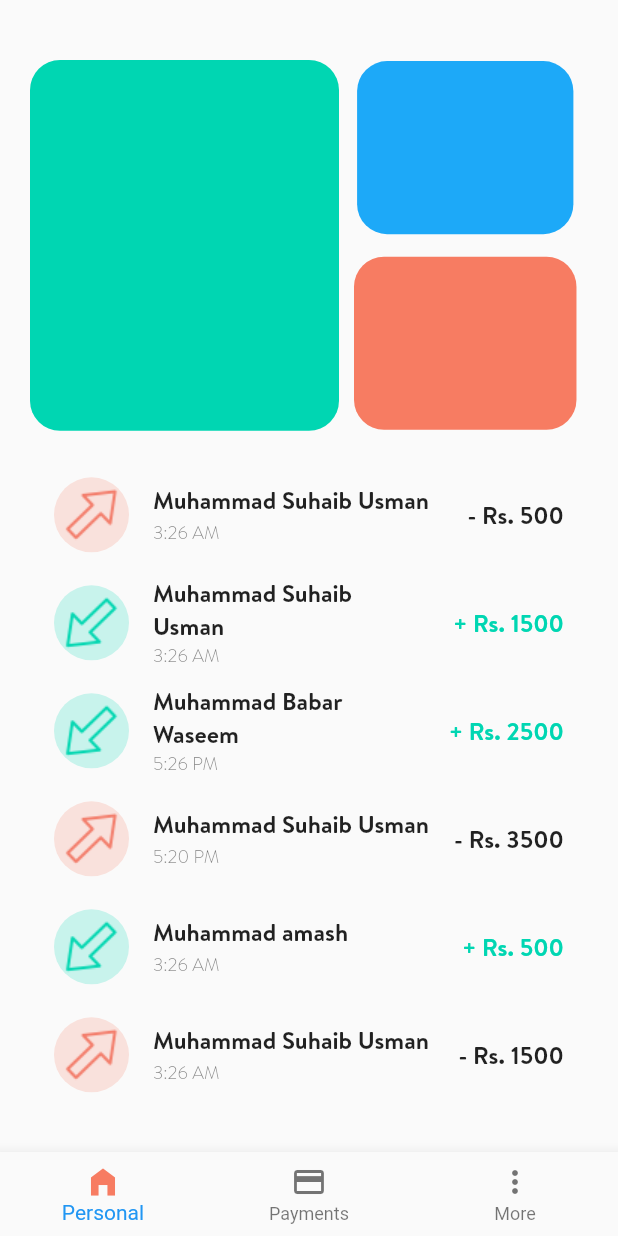
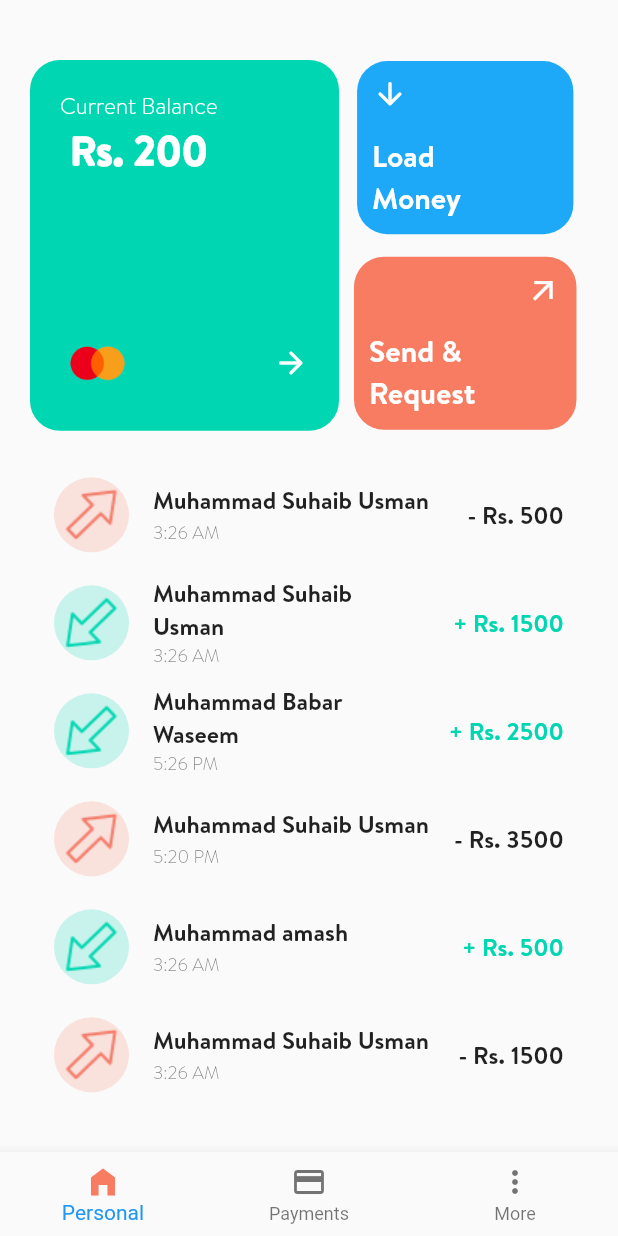
Before and after one commit to Suhaibusman/Sadapay-Clone, a Flutter app: the screen it shows after launch, on a phone screen of 412 x 824 dp. Run offline on Flutter 3.47's test engine with Material 2 defaults, Android fonts, the phone set to English and light mode, and no system bars.

Commit message:
sadapay clone

```diff
--- a/lib/screens/payment/mobiletopup/widget/enteramount.dart
+++ b/lib/screens/payment/mobiletopup/widget/enteramount.dart
@@ -61,6 +61,7 @@ accountbalancecheck(){
         return Text('Amount of Rs. ${enteramount.text} has been added.');
       }
   } catch (e) {
+    // ignore: avoid_print
     print(e);
   }
 
--- a/lib/screens/personal/widgets/topcontainers.dart
+++ b/lib/screens/personal/widgets/topcontainers.dart
@@ -1,5 +1,6 @@
 import 'package:flutter/material.dart';
 import 'package:sadapayclone/constants/colors.dart';
+import 'package:sadapayclone/data/amount.dart';
 
 class TopContainer extends StatefulWidget {
   const TopContainer({super.key});
@@ -20,6 +21,40 @@ class _TopContainerState extends State<TopContainer> {
                       color: MyColors.greenColor,
                       borderRadius: BorderRadius.circular(20)
                     ),
+                    child: Padding(
+                      padding: const EdgeInsets.all(20),
+                      child: Column(
+                        crossAxisAlignment: CrossAxisAlignment.start,
+                        mainAxisAlignment: MainAxisAlignment.spaceBetween,
+                        children: [
+                        SizedBox(child: Column(
+                          children: [
+                              const Text("Current Balance", style:  TextStyle(
+                                                fontFamily: "Brandon" ,
+                                                fontSize: 15,
+                                                fontWeight: FontWeight.w200,
+                                                color: Colors.white
+                                              )),
+                           Text("Rs. ${accountBalance.toString()}", style:  const TextStyle(
+                                                fontFamily: "Brandon" ,
+                                                fontSize: 27,
+                                                fontWeight: FontWeight.bold,
+                                                color: Colors.white
+                                              )),
+                          ],
+                        ),),
+
+                       Row(
+                        mainAxisAlignment: MainAxisAlignment.spaceBetween,
+                              children: [
+                                Image.asset("assets/images/mastercardicon.png" ,height: 50 ,width: 50,),
+                                 const Icon(Icons.arrow_forward_rounded ,color: Colors.white,),
+                              ],
+                            )
+
+                        ],
+                      ),
+                    ),
                   ),
                   Padding(
                     padding: const EdgeInsets.only(left: 10),
@@ -31,7 +66,28 @@ class _TopContainerState extends State<TopContainer> {
                       width: MediaQuery.sizeOf(context).width*0.35,
                       decoration: BoxDecoration(
                         color: MyColors.blueColor,
-                        borderRadius: BorderRadius.circular(20)
+                        borderRadius: BorderRadius.circular(20) ,
+
+                      ),
+                      child:  Padding(
+                        padding: const EdgeInsets.all(10),
+                        child: Column(
+                          crossAxisAlignment: CrossAxisAlignment.start,
+                          mainAxisAlignment: MainAxisAlignment.spaceBetween,
+                          children: [
+                           const Icon(Icons.arrow_downward_rounded ,color: Colors.white,),
+                            SizedBox(
+                              width: MediaQuery.sizeOf(context).height*0.10,
+                              child: const Text("Load Money", style:  TextStyle(
+                                              fontFamily: "Brandon" ,
+                                              fontSize: 20,
+                                              fontWeight: FontWeight.w600,
+                                              color: Colors.white
+                                            )),
+                            ),
+
+                          ],
+                        ),
                       ),
                     ),
                     const SizedBox(height: 15,),
@@ -41,6 +97,30 @@ class _TopContainerState extends State<TopContainer> {
                       decoration: BoxDecoration(
                         color: MyColors.pinkColor,
                         borderRadius: BorderRadius.circular(20)
+                      ), child:  Padding(
+                        padding: const EdgeInsets.all(10),
+                        child: Column(
+                          crossAxisAlignment: CrossAxisAlignment.start,
+                          mainAxisAlignment: MainAxisAlignment.spaceBetween,
+                          children: [
+
+                            const Row(
+                              mainAxisAlignment: MainAxisAlignment.end,
+                              children: [
+                                Icon(Icons.arrow_outward ,color: Colors.white,),
+                              ],
+                            ),
+                            SizedBox(
+                              width: MediaQuery.sizeOf(context).height*0.10,
+                              child: const Text("Send & Request", style:  TextStyle(
+                                              fontFamily: "Brandon" ,
+                                              fontSize: 20,
+                                              fontWeight: FontWeight.w600,
+                                              color: Colors.white
+                                            )),
+                            )
+                          ],
+                        ),
                       ),
                     ),
                       ],
```
Also changed, not shown: assets/images/mastercardicon.png (added).
